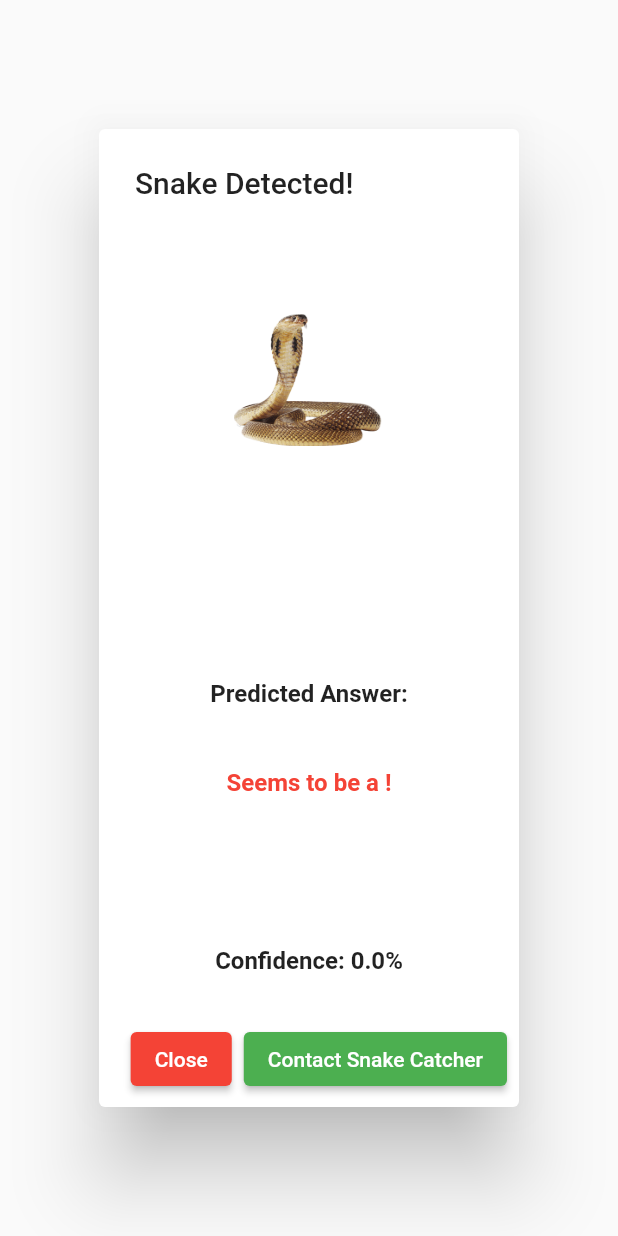
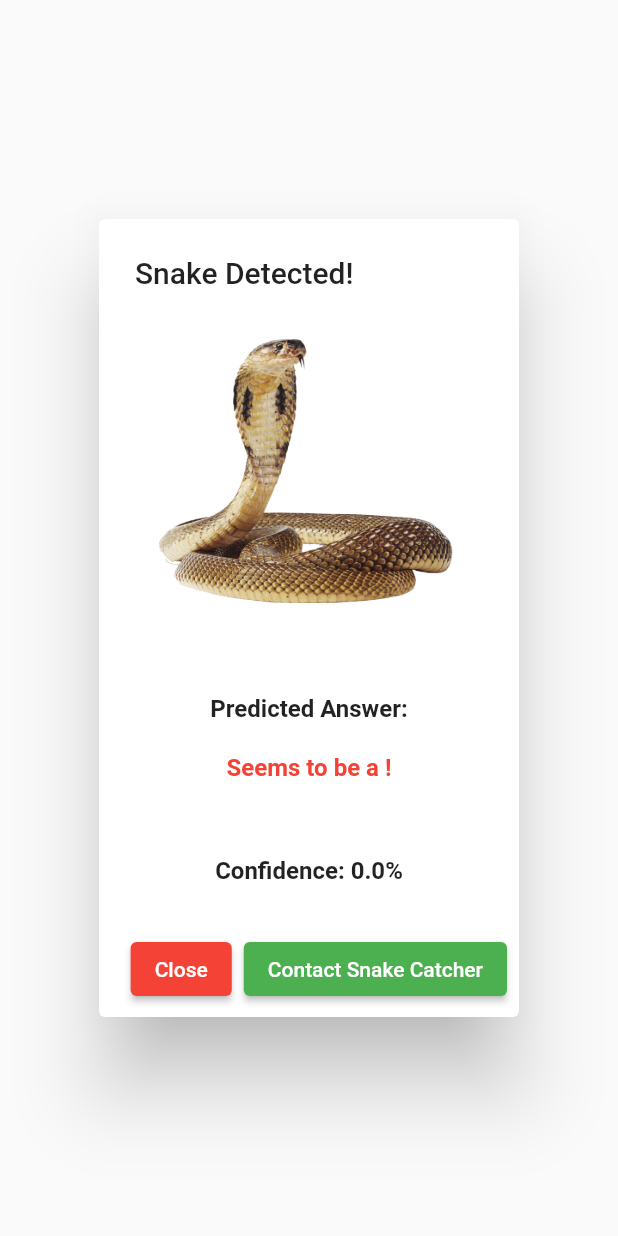
Before and after one commit to DushanthaOlinda/VenomVerseApp, a Flutter app: the ResultPopup widget shown alone on an empty page, opened directly with empty values, on a phone screen of 412 x 824 dp. Run offline on Flutter 3.47's test engine with Material 2 defaults, Android fonts, the phone set to English and light mode, and no system bars; our stand-ins replace animated_bottom_navigation_bar, camera, flutter_easyloading, flutter_login, flutter_secure_storage, image_picker and 7 more; missing offline and left inert: app_bar_with_search_switch, comment_box, dart:ffi, easy_pdf_viewer, flutter_credit_card_new, horizontal_card_pager and 4 more; accounts and stored records are empty.

Commit message:
popupCorrected

```diff
--- a/lib/screens/pages/catcher/result_popup.dart
+++ b/lib/screens/pages/catcher/result_popup.dart
@@ -19,19 +19,36 @@ class ResultPopup extends StatefulWidget {
 }
 
 class _ResultPopupState extends State<ResultPopup> {
+  String image = 'assets/images/snake_image.png';
+
   @override
   Widget build(BuildContext context) {
+
+    switch (widget.species) {
+      case 'Cobra' : // Enter this block if mark == 0
+        image = "assets/images/sp1.jpeg" ;
+        break;
+      case 'Sri Lankan Krait':
+        image = "assets/images/sp2.jpeg" ;
+        break;
+      case 'Whip snakes':
+        image = "assets/images/sp3.jpeg" ;
+        break;
+      default :
+        image = "assets/images/snake_image.png" ;
+    }
+
     return AlertDialog(
       title: const Text('Snake Detected!'),
       content: Column(
         mainAxisSize: MainAxisSize.min,
         children: [
           Image.asset(
-            'assets/images/snake_image.png',
-            width: 100,
+            image,
+            width: 200,
             height: 200,
           ),
-          const SizedBox(height: 100),
+          const SizedBox(height: 50),
           // const Text(
           //   'Predicted Answer: Seems to be a rattle snake',
           //   style: TextStyle(fontWeight: FontWeight.bold),
@@ -46,7 +63,7 @@ class _ResultPopupState extends State<ResultPopup> {
                     fontWeight: FontWeight.bold,
                   ),
                 ),
-                const SizedBox(height: 40), // Add a 10-pixel vertical space
+                const SizedBox(height: 20), // Add a 10-pixel vertical space
                 Text(
                   'Seems to be a ${widget.species}!',
                   style: const TextStyle(
@@ -57,7 +74,7 @@ class _ResultPopupState extends State<ResultPopup> {
               ],
             ),
           ),
-          const SizedBox(height: 100),
+          const SizedBox(height: 50),
           Text(
             'Confidence: ${widget.confidence}%',
             style: const TextStyle(fontWeight: FontWeight.bold),
```
